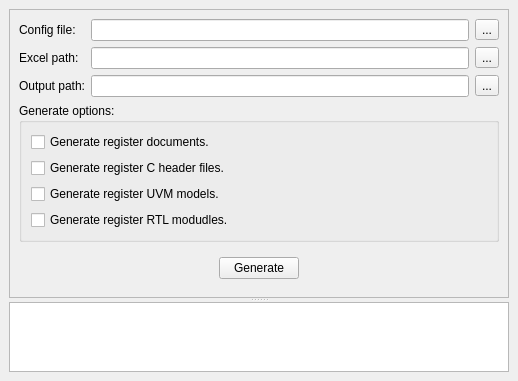
First picture: the form in register_printer_gui/mainwindow.ui, repository zhangyiant/RegisterPrinter, before the edit.
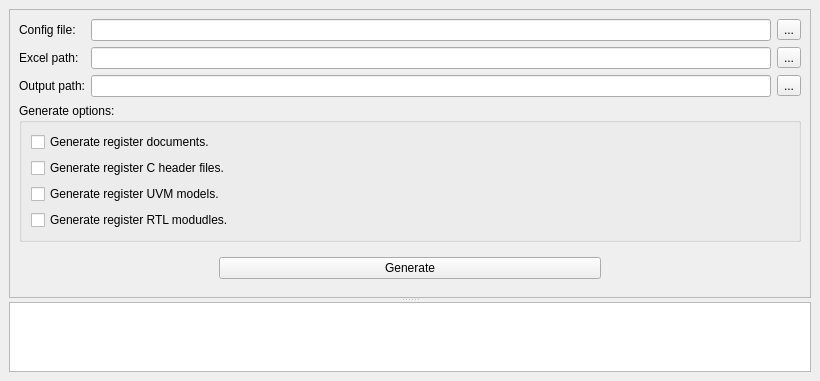
Second picture: the form after the edit.

Commit message: Add select output path function.

```diff
--- a/register_printer_gui/mainwindow.ui
+++ b/register_printer_gui/mainwindow.ui
@@ -6,7 +6,7 @@
    <rect>
     <x>0</x>
     <y>0</y>
-    <width>491</width>
+    <width>820</width>
     <height>313</height>
    </rect>
   </property>
```
The commit also changes 2 other files.
